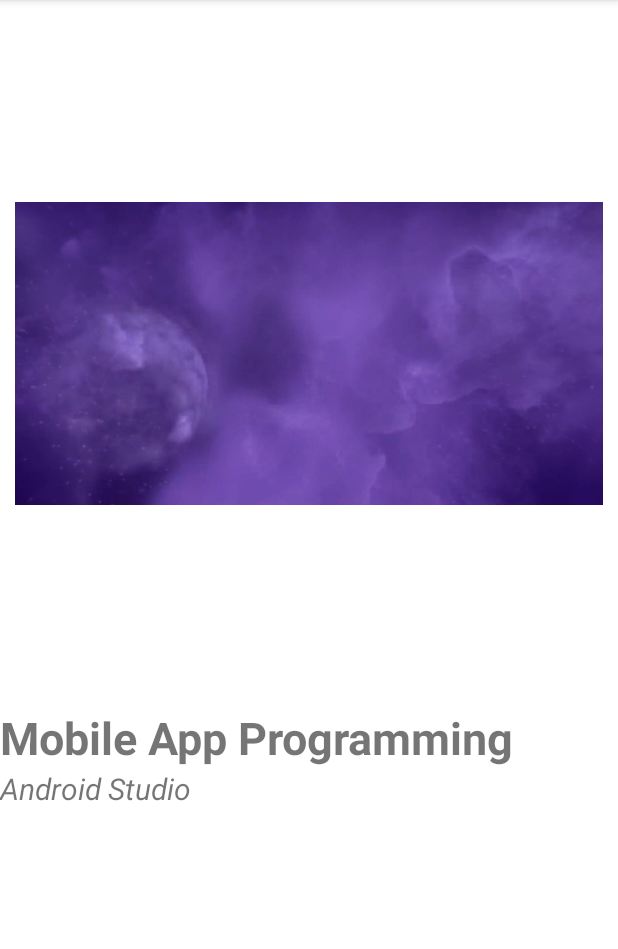
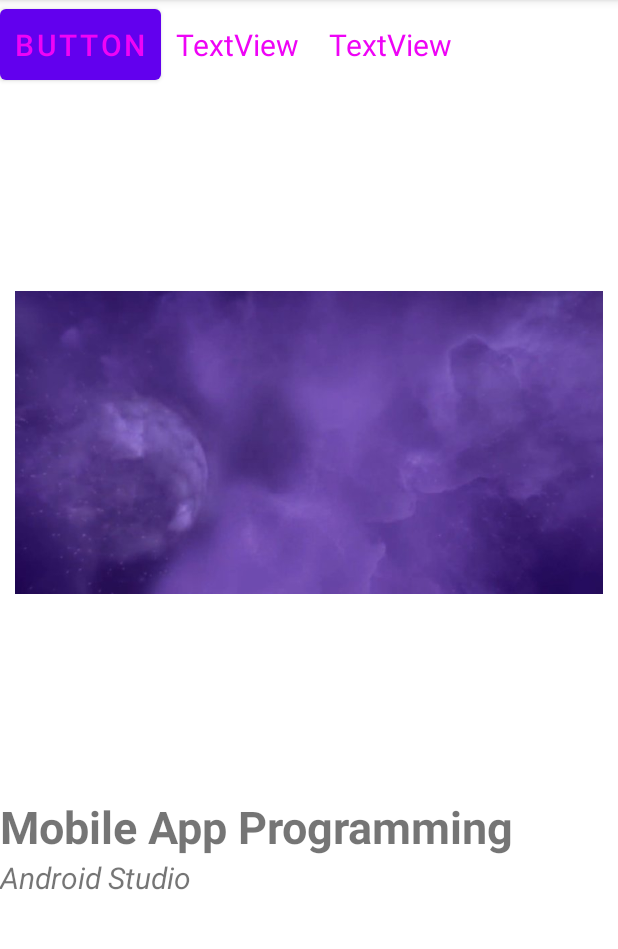
Before and after one commit to wldnjs1277/SchoolClass, an Android app: the screen it shows after launch (MainActivity), on a phone screen of 412 x 824 dp, the part 84-1033 px from its top. Run offline under Robolectric (Android 15) with nearby library versions, the phone set to English and light mode, and no system bars.

Commit message:
-gravity

```diff
--- a/app/src/main/res/layout/activity_main.xml
+++ b/app/src/main/res/layout/activity_main.xml
@@ -8,16 +8,53 @@
     tools:context=".MainActivity"
     android:orientation="vertical" >
 
+    <LinearLayout
+        android:layout_width="match_parent"
+        android:layout_height="wrap_content"
+        android:orientation="horizontal"
+        android:baselineAligned="true">
+
+        <Button
+            android:id="@+id/button"
+            android:layout_width="wrap_content"
+            android:layout_height="match_parent"
+            android:padding="10dp"
+            android:textColor="#ee04f6"
+            android:textSize="20sp"
+            android:gravity="center"
+            android:text="Button" />
+
+        <TextView
+            android:id="@+id/textView"
+            android:layout_width="wrap_content"
+            android:layout_height="match_parent"
+            android:textSize="20sp"
+            android:padding="10dp"
+            android:textColor="#ee04f6"
+            android:gravity="center"
+            android:text="TextView" />
+
+        <TextView
+            android:id="@+id/textView2"
+            android:layout_width="wrap_content"
+            android:layout_height="match_parent"
+            android:textSize="20sp"
+            android:padding="10dp"
+            android:textColor="#ee04f6"
+            android:gravity="center"
+            android:text="TextView" />
+    </LinearLayout>
+
     <ImageView
         android:id="@+id/imageView"
         android:layout_width="wrap_content"
         android:layout_height="wrap_content"
+        android:adjustViewBounds="false"
+        android:cropToPadding="true"
+        android:maxWidth="150dp"
         android:maxHeight="100dp"
-        android:maxWidth="150dp"
-        android:adjustViewBounds="false"
+        android:padding="10dp"
         android:scaleType="fitCenter"
-        android:cropToPadding="true"
-        android:padding="10dp"
         android:src="@drawable/image1" />
 
     <TextView
```
